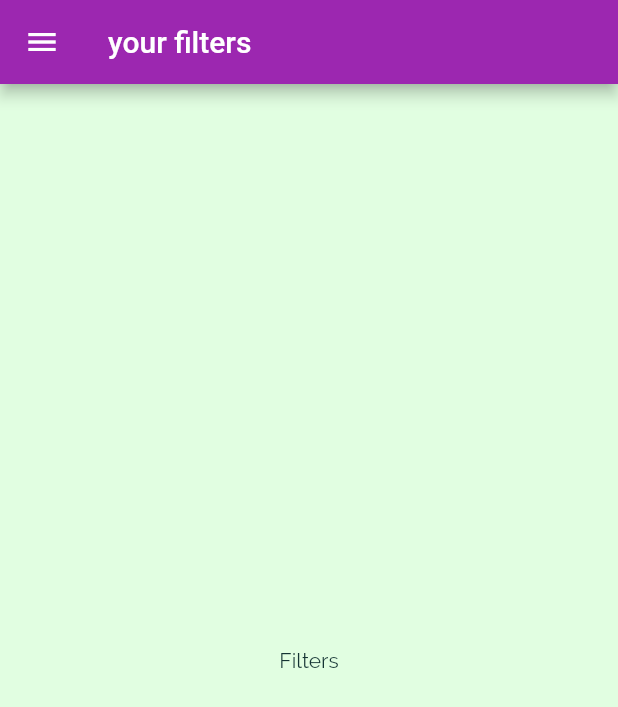
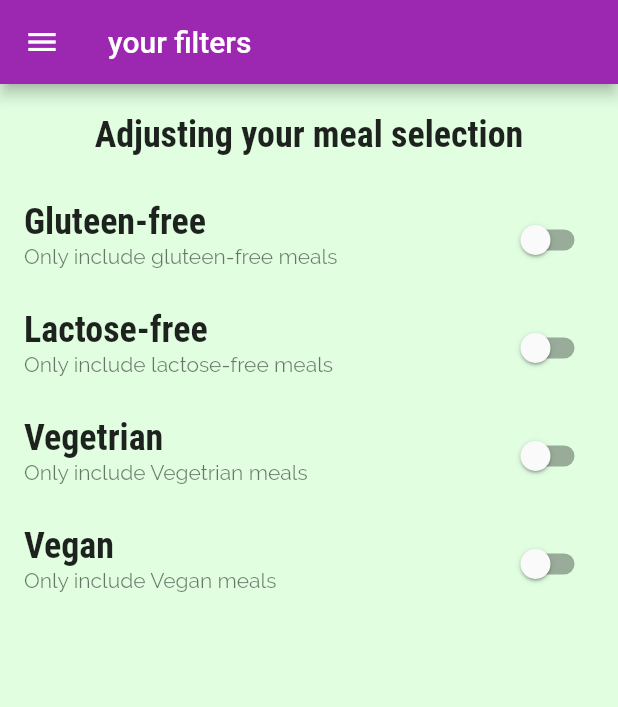
Before and after one commit to AhmedmoatasemVictorylink/MealsAppFlutter, a Flutter app: the FiltersScreen screen opened by its route, on a phone screen of 412 x 824 dp. Shown: the top 707 px of the screen. Run offline on Flutter 3.47's test engine with Material 2 defaults, Android fonts, the phone set to English and light mode, and no system bars.

Commit message:
Adding switch list tile to filters screen

```diff
--- a/lib/screens/filters_screen.dart
+++ b/lib/screens/filters_screen.dart
@@ -1,16 +1,91 @@
+
 import 'package:flutter/material.dart';
 import 'package:meals_app/widgets/main_drawer.dart';
 
-class FiltersScreen extends StatelessWidget {
+class FiltersScreen extends StatefulWidget {
 
   static const routeName = "/filters";
+
+  @override
+  State<FiltersScreen> createState() => _FiltersScreenState();
+}
+
+class _FiltersScreenState extends State<FiltersScreen> {
+
+  bool _glutenFree = false;
+  bool _vegetrian = false;
+  bool _vegan= false;
+  bool _lactoseFree = false;
+
+  Widget _buildSwitchListTile(String title, String description, bool currentValue, Function(bool?) updateValue) {
+     return SwitchListTile(
+                  title: Text(title),
+                  value: currentValue,
+                  subtitle: Text(description),
+                  onChanged: updateValue,
+                  );
+  }
 
   @override
   Widget build(BuildContext context) {
     return Scaffold(
       appBar: AppBar(title: Text("your filters"),),
-      body: Center(child: Text("Filters"),),
       drawer: MainDrawer(),
+      body: Column(
+        children: [
+          Container(
+            padding: EdgeInsets.all(20),
+            child: Text("Adjusting your meal selection",
+            style: Theme.of(context).textTheme.subtitle1,
+            ),
+          ),
+          Expanded(
+            child: ListView(
+              children: [
+                _buildSwitchListTile(
+                  "Gluteen-free",
+                  "Only include gluteen-free meals",
+                  _glutenFree,
+                  (newValue) {
+                    setState(() {
+                      _glutenFree = newValue ?? true;
+                    });
+                  },
+                  ),
+                  _buildSwitchListTile(
+                  "Lactose-free",
+                  "Only include lactose-free meals",
+                  _lactoseFree,
+                  (newValue) {
+                    setState(() {
+                      _lactoseFree = newValue ?? true;
+                    });
+                  },
+                  ),
+                  _buildSwitchListTile(
+                  "Vegetrian",
+                  "Only include Vegetrian meals",
+                  _vegetrian,
+                  (newValue) {
+                    setState(() {
+                      _vegetrian = newValue ?? true;
+                    });
+                  },
+                  ),
+                  _buildSwitchListTile(
+                  "Vegan",
+                  "Only include Vegan meals",
+                  _vegan,
+                  (newValue) {
+                    setState(() {
+                      _vegan = newValue ?? true;
+                    });
+                  },
+                ),
+              ],
+            ),
+          ),
+      ],),
     );
   }
 }
--- a/lib/screens/meal_detail_screen.dart
+++ b/lib/screens/meal_detail_screen.dart
@@ -89,7 +89,7 @@ class MealDetailsScreen extends StatelessWidget {
       floatingActionButton: FloatingActionButton(
         child: Icon(Icons.delete),
         onPressed: () {
-          Navigator.of(context).pop(mealId);
+          Navigator.of(context).pop(mealId);  //sending data back in pop method
         },
         ),
     );
```
Also changed, not shown: lib/screens/category_meals_screen.dart (+44 -19 lines), lib/widgets/meal_item.dart (+7 -1 lines).
